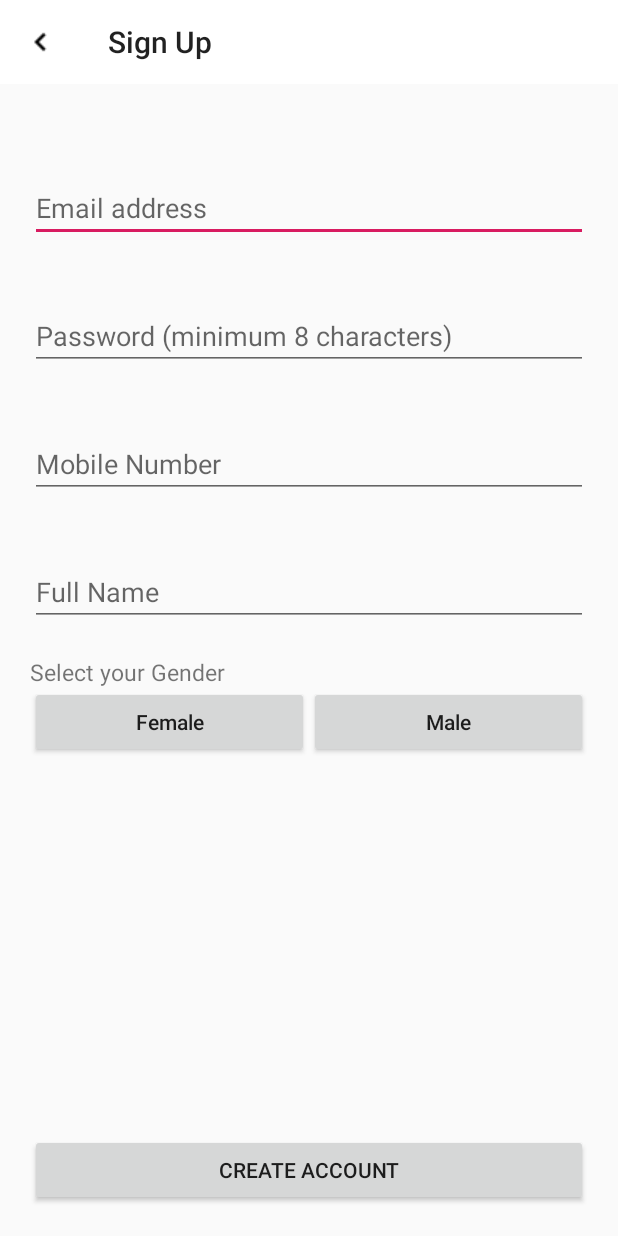
After one commit to shivamkalra13/ECommerceApp, an Android app: the SignupActivity screen opened directly, with no data from a screen before it, on a phone screen of 412 x 824 dp. The commit adds this screen. Run offline under Robolectric (Android 15) with nearby library versions, the phone set to English and light mode, and no system bars.

```diff
--- a/app/build.gradle
+++ b/app/build.gradle
@@ -21,8 +21,10 @@ android {
 dependencies {
     implementation fileTree(dir: 'libs', include: ['*.jar'])
     implementation 'androidx.appcompat:appcompat:1.0.2'
+    implementation 'com.android.support:design:28.0.0'
     implementation 'androidx.constraintlayout:constraintlayout:1.1.3'
     testImplementation 'junit:junit:4.12'
     androidTestImplementation 'androidx.test.ext:junit:1.1.0'
     androidTestImplementation 'androidx.test.espresso:espresso-core:3.1.1'
+
 }
--- a/app/src/main/java/d/androidapps/ecommerceapp/MainActivity.java
+++ b/app/src/main/java/d/androidapps/ecommerceapp/MainActivity.java
@@ -26,13 +26,13 @@ Button login,signup,google;
                 startActivity(i);
             }
         });
-        /*signup.setOnClickListener(new View.OnClickListener() {
+        signup.setOnClickListener(new View.OnClickListener() {
             @Override
             public void onClick(View view) {
                 Intent i=new Intent(MainActivity.this,SignupActivity.class);
                 startActivity(i);
             }
-        });*/
+        });
 
 
     }
--- /dev/null
+++ b/app/src/main/java/d/androidapps/ecommerceapp/SignupActivity.java
@@ -0,0 +1,103 @@
+package d.androidapps.ecommerceapp;
+
+import androidx.appcompat.app.AppCompatActivity;
+
+import android.content.Intent;
+import android.os.Bundle;
+import android.view.View;
+import android.widget.Button;
+import android.widget.EditText;
+import android.widget.LinearLayout;
+import android.widget.TextView;
+import android.widget.Toast;
+import android.widget.Toolbar;
+
+public class SignupActivity extends AppCompatActivity {
+
+    EditText email,phnumber,password,name;
+    Button create,male,female;
+    String gender="";
+   TextView gendertext;
+    @Override
+    protected void onCreate(Bundle savedInstanceState) {
+        super.onCreate(savedInstanceState);
+        setContentView(R.layout.activity_signup);
+        Toolbar toolbar=findViewById(R.id.toolbar);
+        toolbar.setNavigationIcon(R.drawable.back);
+        email=findViewById(R.id.email);
+        phnumber=findViewById(R.id.phnumber);
+        password=findViewById(R.id.password);
+        name=findViewById(R.id.name);
+        create=findViewById(R.id.create);
+        male=findViewById(R.id.male);
+        female=findViewById(R.id.female);
+        gendertext=findViewById(R.id.gendertext);
+
+
+
+        toolbar.setNavigationOnClickListener(new View.OnClickListener() {
+            @Override
+            public void onClick(View v) {
+                finish();
+            }
+        });
+
+        male.setOnClickListener(new View.OnClickListener() {
+            @Override
+            public void onClick(View view) {
+                male.setText("\u2713"+"Male");
+                female.setText("Female");
+                gender="male";
+            }
+        });
+        female.setOnClickListener(new View.OnClickListener() {
+            @Override
+            public void onClick(View view) {
+                female.setText("\u2713"+"Female");
+                male.setText("Male");
+                gender="female";
+
+            }
+        });
+        create.setOnClickListener(new View.OnClickListener() {
+            @Override
+            public void onClick(View view) {
+                if(email.getText().toString().equals(""))
+                {
+                    email.setError("Enter Email");
+
+                }
+                if(name.getText().toString().equals(""))
+                {
+                    name.setError("Enter name");
+
+                }
+                if(password.getText().toString().equals(""))
+                {
+                    name.setError("Enter password");
+
+                }
+                if(phnumber.getText().toString().equals(""))
+                {
+                    phnumber.setError("Enter name");
+
+                }
+
+                if (gender.equals(""))
+                {gendertext.setError("Select Gender");
+                    }
+
+                else {
+                    Toast.makeText(getApplicationContext(),"Account Created Succesfully",Toast.LENGTH_LONG).show();
+                    Intent i = new Intent(SignupActivity.this, MainActivity.class);
+                    startActivity(i);
+                }
+
+
+            }
+        });
+
+
+
+    }
+}
--- /dev/null
+++ b/app/src/main/res/layout/activity_signup.xml
@@ -0,0 +1,108 @@
+<?xml version="1.0" encoding="utf-8"?>
+<RelativeLayout xmlns:android="http://schemas.android.com/apk/res/android"
+    xmlns:app="http://schemas.android.com/apk/res-auto"
+    xmlns:tools="http://schemas.android.com/tools"
+    android:layout_width="match_parent"
+    android:orientation="vertical"
+    android:layout_height="match_parent"
+
+    tools:context=".SignupActivity">
+
+    <Toolbar
+        android:layout_width="match_parent"
+        android:layout_height="wrap_content"
+        android:title="Sign Up"
+        android:id="@+id/toolbar"
+        android:background="@android:color/white"
+        />
+    <ScrollView
+        android:layout_below="@+id/toolbar"
+        android:layout_width="match_parent"
+        android:layout_height="match_parent"
+        android:paddingTop="40dp"
+        android:paddingBottom="40dp">
+        <RelativeLayout
+            android:layout_width="wrap_content"
+            android:layout_height="wrap_content"
+            >
+
+    <EditText
+        android:layout_width="match_parent"
+        android:layout_height="wrap_content"
+        android:hint="Email address"
+        android:inputType="textEmailAddress"
+        android:layout_margin="20dp"
+        android:id="@+id/email"/>
+    <EditText
+        android:layout_width="match_parent"
+        android:layout_height="wrap_content"
+        android:layout_below="@+id/email"
+        android:layout_margin="20dp"
+        android:inputType="textPassword"
+        android:hint="Password (minimum 8 characters)"
+        android:id="@+id/password"/>
+   <EditText
+       android:layout_width="match_parent"
+       android:layout_height="wrap_content"
+       android:hint="Mobile Number"
+       android:layout_margin="20dp"
+       android:layout_below="@+id/password"
+       android:id="@+id/phnumber"
+       android:inputType="number"/>
+    <EditText
+        android:layout_width="match_parent"
+        android:layout_height="wrap_content"
+        android:hint="Full Name"
+        android:layout_margin="20dp"
+        android:id="@+id/name"
+        android:layout_below="@+id/phnumber"/>
+            <TextView
+                android:id="@+id/gendertext"
+                android:layout_width="wrap_content"
+                android:layout_height="wrap_content"
+                android:text="Select your Gender"
+                android:layout_below="@+id/name"
+                android:layout_marginStart="20dp"
+                android:textSize="15sp"/>
+    <LinearLayout
+        android:id="@+id/gender"
+        android:layout_below="@+id/name"
+        android:weightSum="2"
+        android:layout_margin="20dp"
+        android:layout_width="match_parent"
+        android:layout_height="wrap_content">
+
+    <Button
+        android:layout_width="match_parent"
+        android:layout_height="wrap_content"
+        android:text="Female"
+        android:textAllCaps="false"
+        android:id="@+id/female"
+        android:layout_weight="1"
+
+        />
+    <Button
+        android:layout_width="match_parent"
+        android:layout_height="wrap_content"
+        android:text="Male"
+        android:id="@+id/male"
+        android:textAllCaps="false"
+        android:layout_below="@+id/name"
+        android:layout_weight="1"
+       />
+    </LinearLayout>
+        </RelativeLayout>
+    </ScrollView>
+    <Button
+        android:layout_width="match_parent"
+        android:layout_height="wrap_content"
+        android:layout_alignParentBottom="true"
+        android:layout_margin="20dp"
+        android:id="@+id/create"
+        android:text="Create Account"></Button>
+
+
+
+
+
+</RelativeLayout>
```
Also changed, not shown: app/src/main/res/drawable/back.png (added), app/src/main/res/drawable/e.png (deleted), 1 other file.
